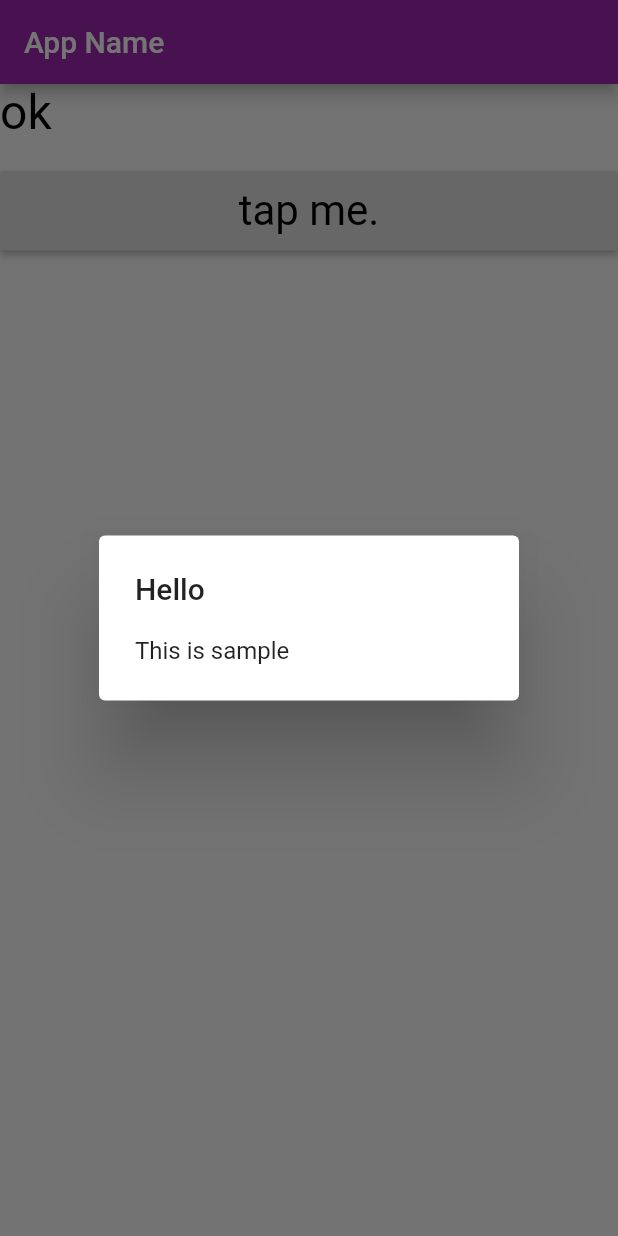
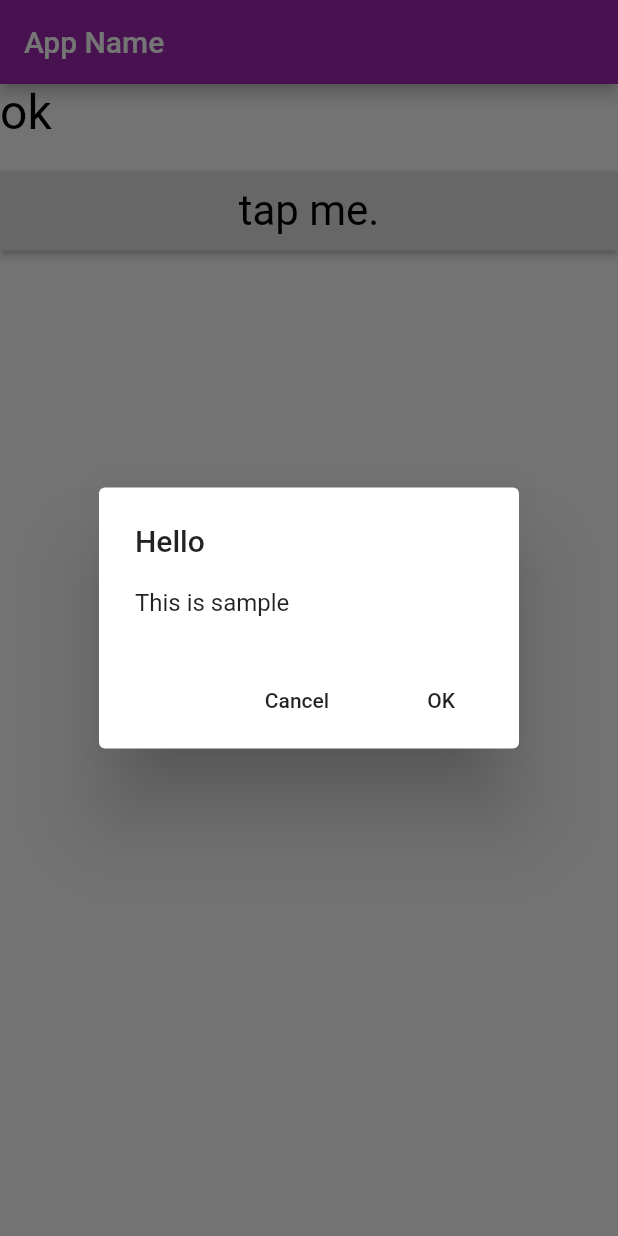
Before and after one commit to CutRay/tutorial-flutter, a Flutter app: the screen it shows after launch, after a tap on "tap me.", on a phone screen of 412 x 824 dp. Run offline on Flutter 3.47's test engine with Material 2 defaults, Android fonts, the phone set to English and light mode, and no system bars.

Commit message:
AlertDialogにAction追加

```diff
--- a/lib/main.dart
+++ b/lib/main.dart
@@ -77,7 +77,25 @@ class _MyHomePageState extends State<MyHomePage> {
   void buttonPressed() {
     showDialog(
         context: context,
-        builder: (BuildContext context) =>
-            AlertDialog(title: Text('Hello'), content: Text('This is sample')));
+        builder: (BuildContext context) => AlertDialog(
+              title: Text('Hello'),
+              content: Text('This is sample'),
+              actions: <Widget>[
+                FlatButton(
+                  child: const Text('Cancel'),
+                  onPressed: () => Navigator.pop<String>(context, 'Cancel'),
+                ),
+                FlatButton(
+                  child: const Text('OK'),
+                  onPressed: () => Navigator.pop<String>(context, 'OK'),
+                ),
+              ],
+            )).then((value) => resultAlert(value));
+  }
+
+  void resultAlert(String value) {
+    setState(() {
+      _message = 'selected: $value';
+    });
   }
 }
```
